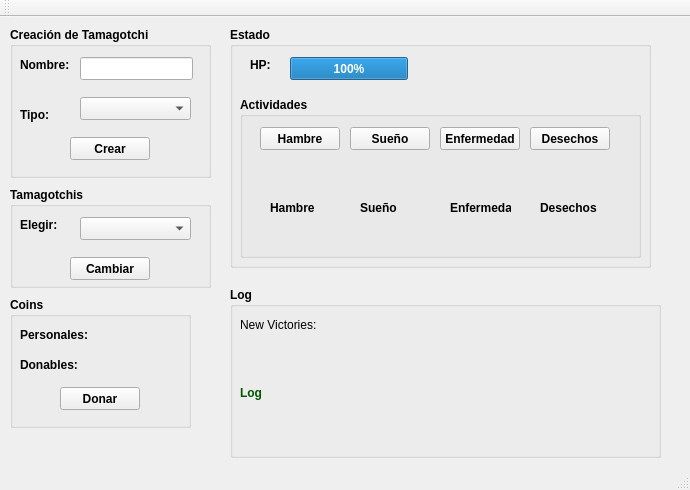
Old version of the form mainwindow.ui in the repository Raimmaster/TamagotchiFarm.
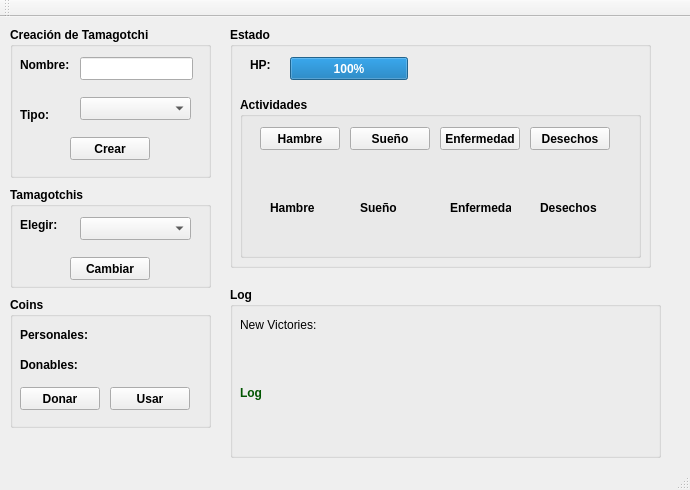
New version of the form.

Commit message: Can use personal coins now; when pressed to take something out of the activity stacks, they lock for a determined time

```diff
--- a/mainwindow.ui
+++ b/mainwindow.ui
@@ -332,7 +332,7 @@
      <rect>
       <x>10</x>
       <y>280</y>
-      <width>181</width>
+      <width>201</width>
       <height>131</height>
      </rect>
     </property>
@@ -374,7 +374,7 @@
     <widget class="QPushButton" name="bDonar">
      <property name="geometry">
       <rect>
-       <x>50</x>
+       <x>10</x>
        <y>90</y>
        <width>80</width>
        <height>23</height>
@@ -387,6 +387,22 @@
       <string>Donar</string>
      </property>
     </widget>
+    <widget class="QPushButton" name="bUsar">
+     <property name="geometry">
+      <rect>
+       <x>100</x>
+       <y>90</y>
+       <width>80</width>
+       <height>23</height>
+      </rect>
+     </property>
+     <property name="toolTip">
+      <string>&lt;html&gt;&lt;head/&gt;&lt;body&gt;&lt;p&gt;Dona el primer coin generado al Tamagotchi &lt;span style=&quot; font-weight:600;&quot;&gt;actualmente elegido&lt;/span&gt; en el combo box de &lt;span style=&quot; font-style:italic;&quot;&gt;elegir&lt;/span&gt;.&lt;/p&gt;&lt;/body&gt;&lt;/html&gt;</string>
+     </property>
+     <property name="text">
+      <string>Usar</string>
+     </property>
+    </widget>
    </widget>
    <widget class="QGroupBox" name="gLog">
     <property name="geometry">
```
The commit also changes 2 other files.
